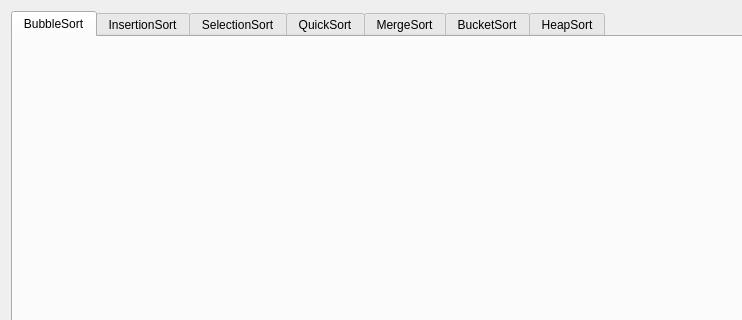
The window that view/SortView.ui (SortC/SortC) describes before a commit, drawn with Qt 5; both pictures show x 0 to 742 and y 0 to 320 of the 883 by 600 pixel window.
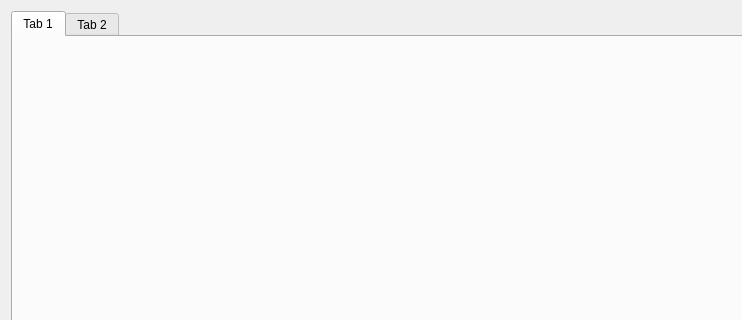
The same window after the commit. The open tabs and pages were chosen to show the change. Custom widgets are drawn as their Qt base class.

Commit message: BaseWidget in der GUI, wird als basisklasse genutzt

```diff
--- a/view/SortView.ui
+++ b/view/SortView.ui
@@ -29,56 +29,18 @@
    <bool>false</bool>
   </property>
   <widget class="QWidget" name="centralWidget">
-   <layout class="QHBoxLayout" name="horizontalLayout">
+   <layout class="QVBoxLayout" name="verticalLayout">
     <item>
-     <widget class="QTabWidget" name="tabWidgetAlgorithms">
-      <property name="currentIndex">
-       <number>2</number>
-      </property>
-      <property name="documentMode">
-       <bool>false</bool>
-      </property>
-      <property name="tabsClosable">
-       <bool>false</bool>
-      </property>
-      <property name="movable">
-       <bool>false</bool>
-      </property>
-      <widget class="BaseSortWidget" name="bubbleSortTab">
+     <widget class="QTabWidget" name="tabWidget">
+      <widget class="QWidget" name="tab">
        <attribute name="title">
-        <string>BubbleSort</string>
+        <string>Tab 1</string>
        </attribute>
        <layout class="QVBoxLayout" name="verticalLayout_2"/>
       </widget>
-      <widget class="BaseSortWidget" name="insertionSortTab">
+      <widget class="QWidget" name="tab_2">
        <attribute name="title">
-        <string>InsertionSort</string>
-       </attribute>
-       <layout class="QVBoxLayout" name="verticalLayout_4"/>
-      </widget>
-      <widget class="BaseSortWidget" name="selectionSortTab">
-       <attribute name="title">
-        <string>SelectionSort</string>
-       </attribute>
-      </widget>
-      <widget class="BaseSortWidget" name="quickSortTab">
-       <attribute name="title">
-        <string>QuickSort</string>
-       </attribute>
-      </widget>
-      <widget class="BaseSortWidget" name="mergeSortTab">
-       <attribute name="title">
-        <string>MergeSort</string>
-       </attribute>
-      </widget>
-      <widget class="BaseSortWidget" name="bucketSortTab">
-       <attribute name="title">
-        <string>BucketSort</string>
-       </attribute>
-      </widget>
-      <widget class="BaseSortWidget" name="heapSortTab">
-       <attribute name="title">
-        <string>HeapSort</string>
+        <string>Tab 2</string>
        </attribute>
       </widget>
      </widget>
@@ -88,14 +50,6 @@
   <widget class="QStatusBar" name="statusBar"/>
  </widget>
  <layoutdefault spacing="6" margin="11"/>
- <customwidgets>
-  <customwidget>
-   <class>BaseSortWidget</class>
-   <extends>QWidget</extends>
-   <header location="global">view/BaseSortWidget.h</header>
-   <container>1</container>
-  </customwidget>
- </customwidgets>
  <resources/>
  <connections/>
 </ui>
```
Left out of the diff: 1 changed line with no effect on the pictures. The commit also changes 4 other files.
